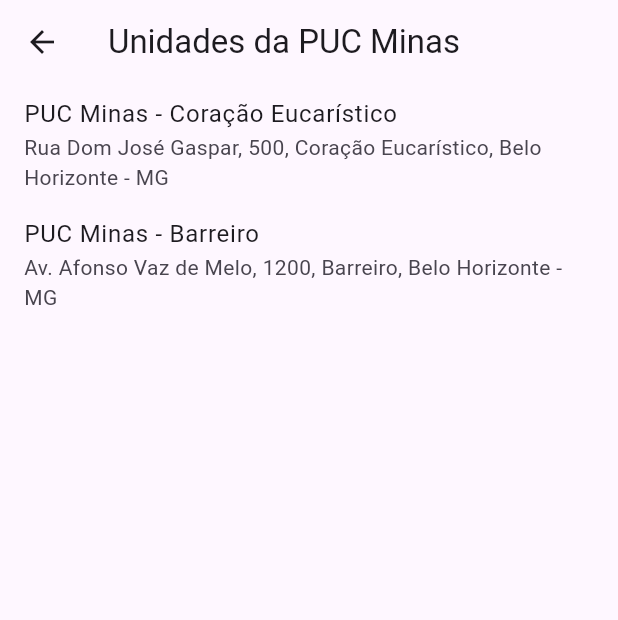
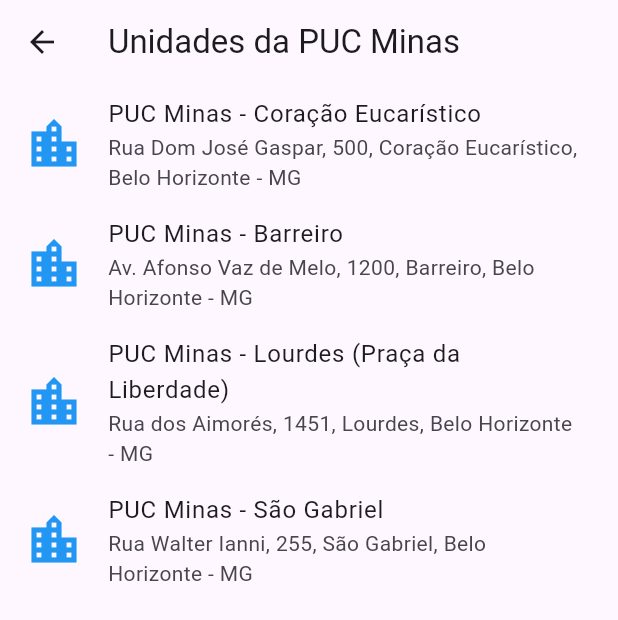
Before and after one commit to friche11/Context-Aware-System, a Flutter app: the screen it shows after launch, after a tap on "Ver Unidades da PUC Minas", on a phone screen of 412 x 824 dp. Shown: the top 620 px of the screen. Run offline on Flutter 3.47's test engine with Material 3 defaults, Android fonts, the light colour scheme and no system bars; our stand-ins replace flutter_map, geolocator, latlong2.

Commit message:
Atualição dos locais e feature de redirecionamento

```diff
--- a/lib/screens/home_screen.dart
+++ b/lib/screens/home_screen.dart
@@ -17,6 +17,35 @@
   late MapController _mapController;
   LatLng? _currentLocation;
 
+  // Lista de unidades da PUC Minas com coordenadas atualizadas
+  final List<Map<String, dynamic>> pucUnits = [
+    {
+      'name': 'PUC Minas - Coração Eucarístico',
+      'address':
+          'Rua Dom José Gaspar, 500, Coração Eucarístico, Belo Horizonte - MG',
+      'latitude': -19.922731053725386,
+      'longitude': -43.99262719082135,
+    },
+    {
+      'name': 'PUC Minas - Barreiro',
+      'address': 'Av. Afonso Vaz de Melo, 1200, Barreiro, Belo Horizonte - MG',
+      'latitude': -19.97656921140693,
+      'longitude': -44.02594928927729,
+    },
+    {
+      'name': 'PUC Minas - Lourdes (Praça da Liberdade)',
+      'address': 'Rua dos Aimorés, 1451, Lourdes, Belo Horizonte - MG',
+      'latitude': -19.933209369332957,
+      'longitude': -43.93717174753535,
+    },
+    {
+      'name': 'PUC Minas - São Gabriel',
+      'address': 'Rua Walter Ianni, 255, São Gabriel, Belo Horizonte - MG',
+      'latitude': -19.85866915592615,
+      'longitude': -43.91882869193867,
+    },
+  ];
+
   @override
   void initState() {
     super.initState();
@@ -34,8 +63,12 @@
           double.parse(coordinates[1].split(": ")[1]),
         );
       });
-      _mapController.move(_currentLocation!, 15.0); // Move o mapa para a localização
+      _mapController.move(_currentLocation!, 15.0);
     }
+  }
+
+  void _moveToLocation(LatLng location) {
+    _mapController.move(location, 15.0);
   }
 
   @override
@@ -45,7 +78,7 @@
       body: Column(
         children: [
           Expanded(
-            flex: 3, // Ocupa 3 partes da tela
+            flex: 3,
             child: _currentLocation == null
                 ? const Center(child: CircularProgressIndicator())
                 : FlutterMap(
@@ -56,11 +89,13 @@
                     ),
                     children: [
                       TileLayer(
-                        urlTemplate: "https://{s}.tile.openstreetmap.org/{z}/{x}/{y}.png",
+                        urlTemplate:
+                            "https://{s}.tile.openstreetmap.org/{z}/{x}/{y}.png",
                         subdomains: ['a', 'b', 'c'],
                       ),
                       MarkerLayer(
                         markers: [
+                          if (_currentLocation != null)
                             Marker(
                               point: _currentLocation!,
                               builder: (context) => const Icon(
@@ -69,20 +104,35 @@
                                 color: Colors.red,
                               ),
                             ),
+                          ...pucUnits.map((unit) => Marker(
+                                point:
+                                    LatLng(unit['latitude'], unit['longitude']),
+                                builder: (context) => GestureDetector(
+                                  onTap: () => _showUnitDetails(context, unit),
+                                  child: const Icon(
+                                    Icons.location_city,
+                                    size: 40,
+                                    color: Colors.blue,
+                                  ),
+                                ),
+                              )),
                         ],
                       ),
                     ],
                   ),
           ),
           Expanded(
-            flex: 1, // Ocupa 1 parte da tela
+            flex: 1,
             child: Center(
               child: ElevatedButton(
-                onPressed: () {
-                  Navigator.push(
+                onPressed: () async {
+                  final LatLng? selectedLocation = await Navigator.push(
                     context,
                     MaterialPageRoute(builder: (context) => UnitsListScreen()),
                   );
+                  if (selectedLocation != null) {
+                    _moveToLocation(selectedLocation);
+                  }
                 },
                 child: const Text('Ver Unidades da PUC Minas'),
               ),
@@ -96,4 +146,20 @@
       ),
     );
   }
+
+  void _showUnitDetails(BuildContext context, Map<String, dynamic> unit) {
+    showDialog(
+      context: context,
+      builder: (context) => AlertDialog(
+        title: Text(unit['name']),
+        content: Text(unit['address']),
+        actions: [
+          TextButton(
+            onPressed: () => Navigator.pop(context),
+            child: const Text('Fechar'),
+          ),
+        ],
+      ),
+    );
   }
+}
--- a/lib/screens/units_list_screen.dart
+++ b/lib/screens/units_list_screen.dart
@@ -1,4 +1,5 @@
 import 'package:flutter/material.dart';
+import 'package:latlong2/latlong.dart'; // Para LatLng
 import '../models/puc_unit.dart';
 
 class UnitsListScreen extends StatelessWidget {
@@ -7,15 +8,28 @@
   final List<PucUnit> units = [
     PucUnit(
       name: 'PUC Minas - Coração Eucarístico',
-      address: 'Rua Dom José Gaspar, 500, Coração Eucarístico, Belo Horizonte - MG',
-      latitude: -19.920830,
-      longitude: -43.994290,
+      address:
+          'Rua Dom José Gaspar, 500, Coração Eucarístico, Belo Horizonte - MG',
+      latitude: -19.922731053725386,
+      longitude: -43.99262719082135,
     ),
     PucUnit(
       name: 'PUC Minas - Barreiro',
       address: 'Av. Afonso Vaz de Melo, 1200, Barreiro, Belo Horizonte - MG',
-      latitude: -19.977280,
-      longitude: -44.015830,
+      latitude: -19.97656921140693,
+      longitude: -44.02594928927729,
+    ),
+    PucUnit(
+      name: 'PUC Minas - Lourdes (Praça da Liberdade)',
+      address: 'Rua dos Aimorés, 1451, Lourdes, Belo Horizonte - MG',
+      latitude: -19.933209369332957,
+      longitude: -43.93717174753535,
+    ),
+    PucUnit(
+      name: 'PUC Minas - São Gabriel',
+      address: 'Rua Walter Ianni, 255, São Gabriel, Belo Horizonte - MG',
+      latitude: -19.85866915592615,
+      longitude: -43.91882869193867,
     ),
   ];
 
@@ -28,8 +42,16 @@
         itemBuilder: (context, index) {
           final unit = units[index];
           return ListTile(
+            leading:
+                const Icon(Icons.location_city, size: 40, color: Colors.blue),
             title: Text(unit.name),
             subtitle: Text(unit.address),
+            onTap: () {
+              Navigator.pop(
+                context,
+                LatLng(unit.latitude, unit.longitude),
+              );
+            },
           );
         },
       ),
--- a/lib/services/location_service.dart
+++ b/lib/services/location_service.dart
@@ -39,7 +39,8 @@
     }
 
     // Obter a posição atual
-    Position position = await Geolocator.getCurrentPosition(desiredAccuracy: LocationAccuracy.high);
+    Position position = await Geolocator.getCurrentPosition(
+        desiredAccuracy: LocationAccuracy.high);
     return 'Latitude: ${position.latitude}, Longitude: ${position.longitude}';
   }
 }
```
Lines whose indentation alone changed are shown as unchanged.
